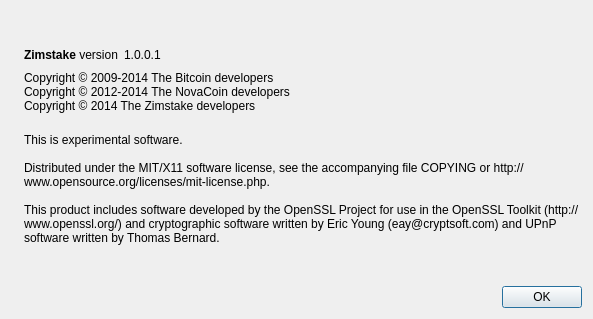
Old version of the form src/qt/forms/aboutdialog.ui in the repository alexandria-io/GamerHolicCoin.
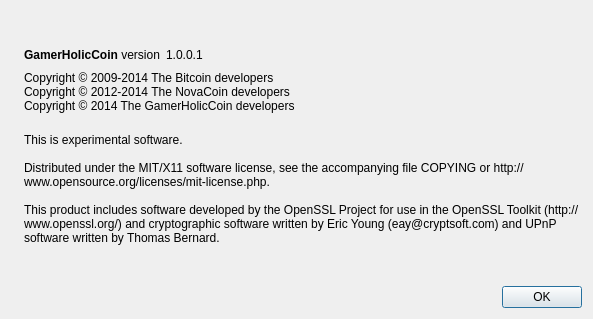
New version of the form. Icons and pictures are not drawn.

Diff of the .ui file:
```diff
--- a/src/qt/forms/aboutdialog.ui
+++ b/src/qt/forms/aboutdialog.ui
@@ -50,7 +50,7 @@
           <cursorShape>IBeamCursor</cursorShape>
          </property>
          <property name="text">
-          <string>&lt;b&gt;Zimstake&lt;/b&gt; version</string>
+          <string>&lt;b&gt;GamerHolicCoin&lt;/b&gt; version</string>
          </property>
          <property name="textInteractionFlags">
           <set>Qt::LinksAccessibleByMouse|Qt::TextSelectableByKeyboard|Qt::TextSelectableByMouse</set>
@@ -93,7 +93,7 @@
        <property name="text">
         <string>Copyright © 2009-2014 The Bitcoin developers
 Copyright © 2012-2014 The NovaCoin developers
-Copyright © 2014 The Zimstake developers</string>
+Copyright © 2014 The GamerHolicCoin developers</string>
        </property>
        <property name="textInteractionFlags">
         <set>Qt::LinksAccessibleByMouse|Qt::TextSelectableByKeyboard|Qt::TextSelectableByMouse</set>
```
Left out of the diff: 2 changed lines with no effect on the pictures.
